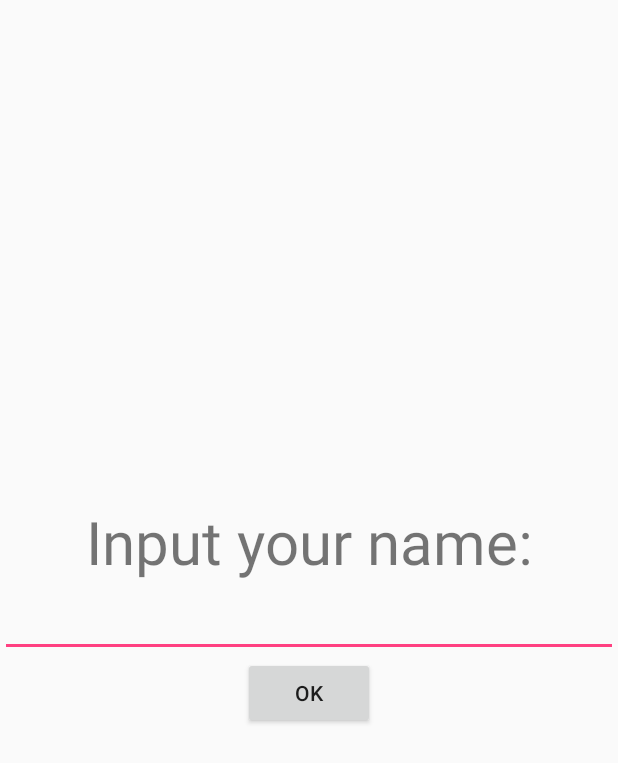
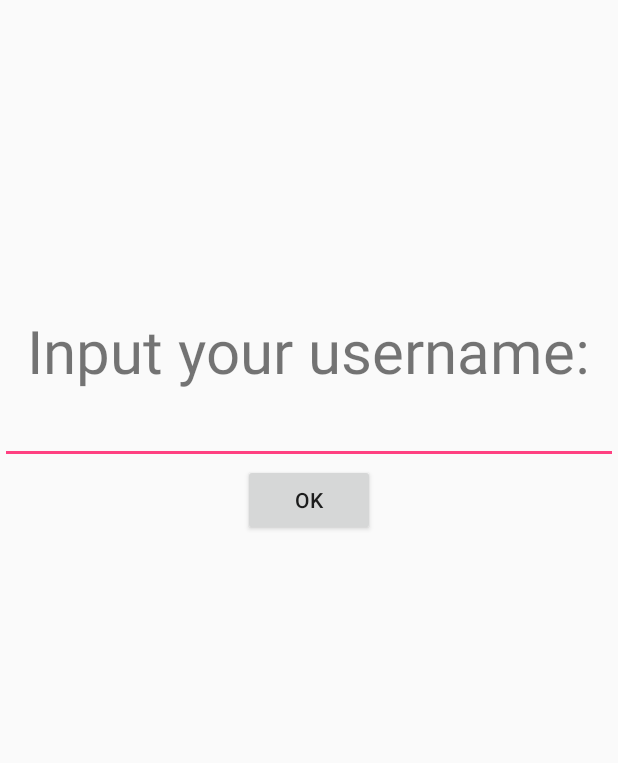
Before and after one commit to RichardPrincen/Native-Android-Iris-Recognition, an Android app: the InputNameRegisterActivity screen opened directly, with no data from a screen before it, on a phone screen of 412 x 824 dp. Shown: the top 763 px of the screen. Run offline under Robolectric (Android 15) with nearby library versions, the phone set to English and light mode, and no system bars.

Commit message:
GUI changes
Just minor changes to GUI layouts and text

```diff
--- a/app/src/main/java/com/example/richard/nativeandroidopencv/CameraAuthenticateActivity.java
+++ b/app/src/main/java/com/example/richard/nativeandroidopencv/CameraAuthenticateActivity.java
@@ -67,7 +67,7 @@ public class CameraAuthenticateActivity extends Activity implements CameraBridge
 	private boolean IRISRECOGNITION = false;
 	private static String TAG = "AuthenticateActivity";
 	private static JavaCameraView jcv;
-	int [] histogramValues = {0, 1, 2, 3, 4, 6, 7, 8, 12, 14, 15, 16, 24, 28, 30, 31, 32, 48, 56, 60, 62, 63, 64, 96, 112, 120, 124, 126, 127, 128, 129, 131, 135, 143, 159, 191, 192, 193, 195, 199, 207, 223, 224, 225, 227, 231, 239, 240, 241, 243, 247, 248, 249, 251, 252, 253, 254, 255};
+	private int [] histogramValues = {0, 1, 2, 3, 4, 6, 7, 8, 12, 14, 15, 16, 24, 28, 30, 31, 32, 48, 56, 60, 62, 63, 64, 96, 112, 120, 124, 126, 127, 128, 129, 131, 135, 143, 159, 191, 192, 193, 195, 199, 207, 223, 224, 225, 227, 231, 239, 240, 241, 243, 247, 248, 249, 251, 252, 253, 254, 255};
 
 	private UserDatabase userdb;
 
--- a/app/src/main/java/com/example/richard/nativeandroidopencv/CameraRegisterActivity.java
+++ b/app/src/main/java/com/example/richard/nativeandroidopencv/CameraRegisterActivity.java
@@ -26,6 +26,7 @@ import org.opencv.objdetect.CascadeClassifier;
 
 import java.io.File;
 import java.io.FileInputStream;
+import java.io.FileNotFoundException;
 import java.io.FileOutputStream;
 import java.io.IOException;
 import java.io.InputStream;
@@ -218,7 +219,7 @@ public class CameraRegisterActivity extends Activity implements CameraBridgeView
 		{
 			if(resultCode == Activity.RESULT_OK)
 			{
-				int result=data.getIntExtra("result", -1);
+				int result = data.getIntExtra("result", -1);
 				if (result  == 1)
 				{
 					irisCode = NBP(JNIReturnNormalized);//LBP(JNIReturnNormalized);
--- a/app/src/main/java/com/example/richard/nativeandroidopencv/ListDeleteUsersActivity.java
+++ b/app/src/main/java/com/example/richard/nativeandroidopencv/ListDeleteUsersActivity.java
@@ -1,6 +1,5 @@
 package com.example.richard.nativeandroidopencv;
 
-import android.app.Activity;
 import android.app.ListActivity;
 import android.content.Context;
 import android.os.Bundle;
@@ -17,9 +16,6 @@ import java.io.ObjectOutputStream;
 import java.util.ArrayList;
 import java.util.Vector;
 
-/**
- * Created by Richard on 2017/10/13.
- */
 
 public class ListDeleteUsersActivity extends ListActivity
 {
@@ -109,8 +105,6 @@ public class ListDeleteUsersActivity extends ListActivity
 
 	public void buttonDeleteClicked(View view)
 	{
-//		String selectedName = usersListView.getSelectedItem().toString();
-//		userdb.deleteUser(selectedName);
 		finish();
 	}
 }
--- a/app/src/main/res/layout/activity_camera_view_authenticate.xml
+++ b/app/src/main/res/layout/activity_camera_view_authenticate.xml
@@ -14,4 +14,6 @@
         tools:layout_editor_absoluteY="0dp"
         android:layout_weight="1.05"/>
 
+
+
 </LinearLayout>
--- a/app/src/main/res/layout/activity_register_name.xml
+++ b/app/src/main/res/layout/activity_register_name.xml
@@ -5,16 +5,19 @@
 
     <LinearLayout xmlns:android="http://schemas.android.com/apk/res/android"
                   android:layout_width="fill_parent"
-                  android:layout_height="fill_parent"
-                  android:orientation="vertical"
-                    android:gravity="center_vertical">
+                  android:layout_height="400dp"
+                  android:layout_alignParentStart="true"
+                  android:layout_alignParentTop="true"
+                  android:gravity="center_horizontal"
+                  android:orientation="vertical">
+
         <TextView
-            android:layout_width="match_parent"
-            android:layout_height="50dp"
-            android:textSize="40dp"
-            android:text="Input your name:"
+            android:layout_width="wrap_content"
+            android:layout_height="wrap_content"
             android:gravity="center"
-            android:includeFontPadding="false"/>
+            android:includeFontPadding="false"
+            android:text="Input your username:"
+            android:textSize="40dp"/>
 
         <EditText
             android:id="@+id/nameInputField"
```
Also changed, not shown: app/src/main/java/com/example/richard/nativeandroidopencv/MainActivity.java (+6 -3 lines), app/src/main/res/layout/activity_main.xml (+10 -0 lines), 1 other file.
